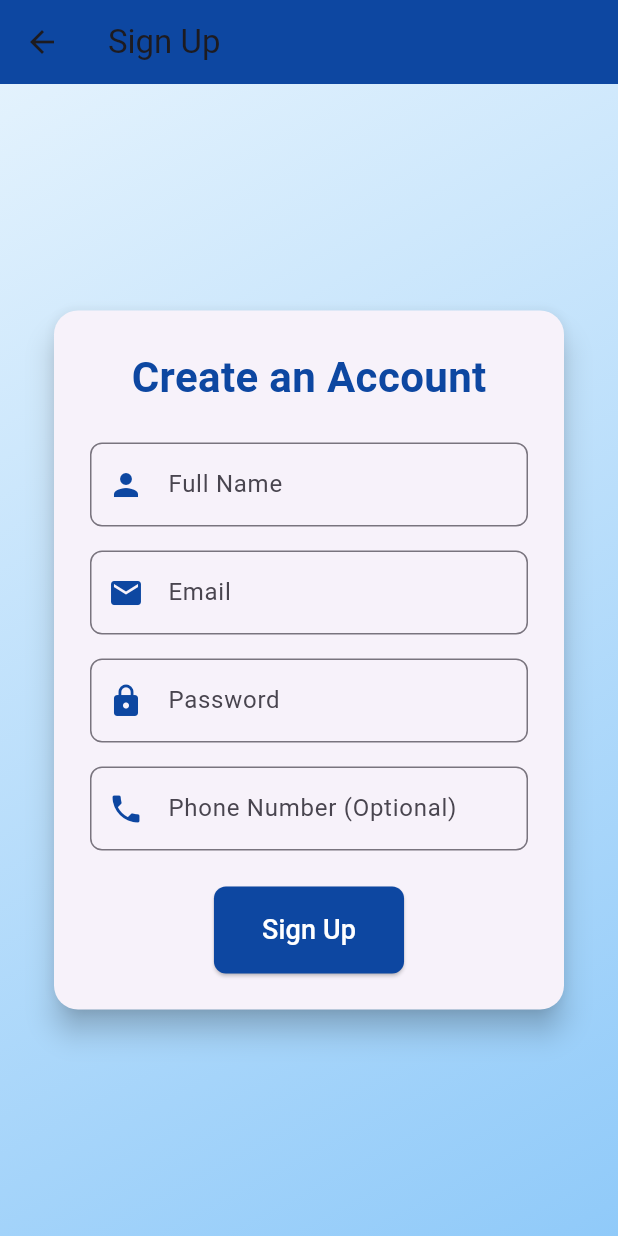
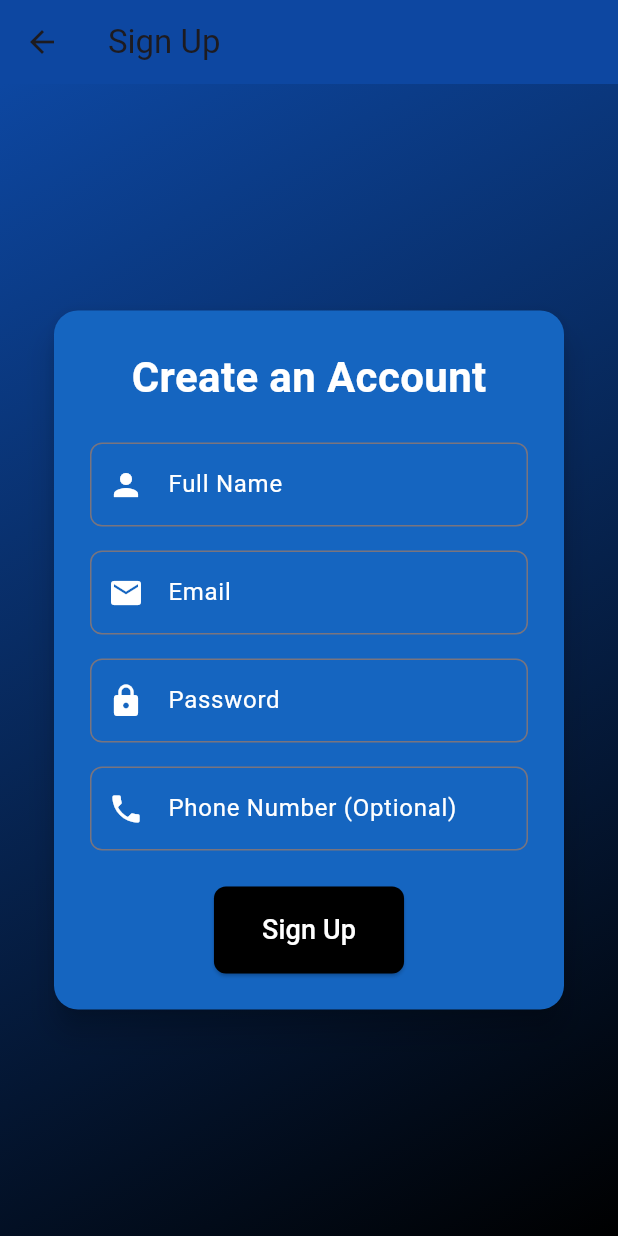
Before and after one commit to nightskycomet/VPool_Senior_Project, a Flutter app: the screen it shows after launch, after a tap on an icon or button, on a phone screen of 412 x 824 dp. Run offline on Flutter 3.47's test engine with Material 3 defaults, Android fonts, the phone set to English and light mode, and no system bars; our stand-ins replace firebase_auth, firebase_core, firebase_database; accounts and stored records are empty.

Commit message:
Fixing the coloring and fixing home page

```diff
--- a/lib/screens/login_page.dart
+++ b/lib/screens/login_page.dart
@@ -26,17 +26,14 @@ class _LoginPageState extends State<LoginPage> {
     }
 
     try {
-      // Sign in with Firebase Authentication
       final UserCredential userCredential =
           await _auth.signInWithEmailAndPassword(
         email: email,
         password: password,
       );
 
-      // If login is successful, navigate to the home page
       if (userCredential.user != null) {
-        Navigator.pushReplacementNamed(
-            context, '/home'); // Use the correct route name
+        Navigator.pushReplacementNamed(context, '/home');
       }
     } on FirebaseAuthException catch (e) {
       String errorMessage = 'Login failed. Please try again.';
@@ -63,7 +60,7 @@ class _LoginPageState extends State<LoginPage> {
           gradient: LinearGradient(
             begin: Alignment.topLeft,
             end: Alignment.bottomRight,
-            colors: [Colors.blue.shade50, Colors.blue.shade200],
+            colors: [Colors.blue.shade900, Colors.black],
           ),
         ),
         child: Center(
@@ -77,7 +74,7 @@ class _LoginPageState extends State<LoginPage> {
                   style: TextStyle(
                     fontSize: 32,
                     fontWeight: FontWeight.bold,
-                    color: Colors.blue.shade900,
+                    color: Colors.white,
                   ),
                 ),
                 SizedBox(height: 24),
@@ -86,6 +83,7 @@ class _LoginPageState extends State<LoginPage> {
                   shape: RoundedRectangleBorder(
                     borderRadius: BorderRadius.circular(16),
                   ),
+                  color: Colors.blue.shade800,
                   child: Padding(
                     padding: const EdgeInsets.all(24.0),
                     child: Column(
@@ -94,31 +92,33 @@ class _LoginPageState extends State<LoginPage> {
                           controller: _emailController,
                           decoration: InputDecoration(
                             labelText: 'Email',
-                            prefixIcon:
-                                Icon(Icons.email, color: Colors.blue.shade900),
+                            labelStyle: TextStyle(color: Colors.white),
+                            prefixIcon: Icon(Icons.email, color: Colors.white),
                             border: OutlineInputBorder(
                               borderRadius: BorderRadius.circular(8),
                             ),
                           ),
+                          style: TextStyle(color: Colors.white),
                         ),
                         SizedBox(height: 16),
                         TextField(
                           controller: _passwordController,
                           decoration: InputDecoration(
                             labelText: 'Password',
-                            prefixIcon:
-                                Icon(Icons.lock, color: Colors.blue.shade900),
+                            labelStyle: TextStyle(color: Colors.white),
+                            prefixIcon: Icon(Icons.lock, color: Colors.white),
                             border: OutlineInputBorder(
                               borderRadius: BorderRadius.circular(8),
                             ),
                           ),
                           obscureText: true,
+                          style: TextStyle(color: Colors.white),
                         ),
                         SizedBox(height: 24),
                         ElevatedButton(
                           onPressed: _loginWithEmailPassword,
                           style: ElevatedButton.styleFrom(
-                            backgroundColor: Colors.blue.shade900,
+                            backgroundColor: Colors.black,
                             padding: EdgeInsets.symmetric(
                                 horizontal: 32, vertical: 16),
                             shape: RoundedRectangleBorder(
@@ -141,7 +141,7 @@ class _LoginPageState extends State<LoginPage> {
                           },
                           child: Text(
                             'Don\'t have an account? Sign Up',
-                            style: TextStyle(color: Colors.blue.shade900),
+                            style: TextStyle(color: Colors.white),
                           ),
                         ),
                       ],
--- a/lib/screens/registration_page.dart
+++ b/lib/screens/registration_page.dart
@@ -1,7 +1,6 @@
 import 'package:firebase_auth/firebase_auth.dart';
 import 'package:firebase_database/firebase_database.dart';
 import 'package:flutter/material.dart';
-import 'package:uuid/uuid.dart';
 
 class RegistrationPage extends StatefulWidget {
   const RegistrationPage({super.key});
@@ -31,17 +30,14 @@ class _RegistrationPageState extends State<RegistrationPage> {
     }
 
     try {
-      // Register user in Firebase Authentication
       final UserCredential userCredential =
           await _auth.createUserWithEmailAndPassword(
         email: email,
         password: password,
       );
 
-      // Get the user ID from Firebase Authentication
       final String userId = userCredential.user!.uid;
 
-      // Store additional user data in Realtime Database
       DatabaseReference ref = FirebaseDatabase.instance.ref("Users/$userId");
       await ref.set({
         "email": email,
@@ -51,9 +47,7 @@ class _RegistrationPageState extends State<RegistrationPage> {
         "createdAt": DateTime.now().toIso8601String(),
       });
 
-      // Navigate to the home page after successful registration
-      Navigator.pushReplacementNamed(
-          context, '/home'); // Use the correct route name
+      Navigator.pushReplacementNamed(context, '/home');
     } on FirebaseAuthException catch (e) {
       String errorMessage = 'Registration failed. Please try again.';
       if (e.code == 'weak-password') {
@@ -83,7 +77,7 @@ class _RegistrationPageState extends State<RegistrationPage> {
           gradient: LinearGradient(
             begin: Alignment.topLeft,
             end: Alignment.bottomRight,
-            colors: [Colors.blue.shade50, Colors.blue.shade200],
+            colors: [Colors.blue.shade900, Colors.black],
           ),
         ),
         child: Center(
@@ -94,6 +88,7 @@ class _RegistrationPageState extends State<RegistrationPage> {
               shape: RoundedRectangleBorder(
                 borderRadius: BorderRadius.circular(16),
               ),
+              color: Colors.blue.shade800,
               child: Padding(
                 padding: const EdgeInsets.all(24.0),
                 child: Column(
@@ -104,7 +99,7 @@ class _RegistrationPageState extends State<RegistrationPage> {
                       style: TextStyle(
                         fontSize: 28,
                         fontWeight: FontWeight.bold,
-                        color: Colors.blue.shade900,
+                        color: Colors.white,
                       ),
                     ),
                     SizedBox(height: 24),
@@ -112,55 +107,59 @@ class _RegistrationPageState extends State<RegistrationPage> {
                       controller: _nameController,
                       decoration: InputDecoration(
                         labelText: 'Full Name',
-                        prefixIcon:
-                            Icon(Icons.person, color: Colors.blue.shade900),
+                        labelStyle: TextStyle(color: Colors.white),
+                        prefixIcon: Icon(Icons.person, color: Colors.white),
                         border: OutlineInputBorder(
                           borderRadius: BorderRadius.circular(8),
                         ),
                       ),
+                      style: TextStyle(color: Colors.white),
                     ),
                     SizedBox(height: 16),
                     TextField(
                       controller: _emailController,
                       decoration: InputDecoration(
                         labelText: 'Email',
-                        prefixIcon:
-                            Icon(Icons.email, color: Colors.blue.shade900),
+                        labelStyle: TextStyle(color: Colors.white),
+                        prefixIcon: Icon(Icons.email, color: Colors.white),
                         border: OutlineInputBorder(
                           borderRadius: BorderRadius.circular(8),
                         ),
                       ),
+                      style: TextStyle(color: Colors.white),
                     ),
                     SizedBox(height: 16),
                     TextField(
                       controller: _passwordController,
                       decoration: InputDecoration(
                         labelText: 'Password',
-                        prefixIcon:
-                            Icon(Icons.lock, color: Colors.blue.shade900),
+                        labelStyle: TextStyle(color: Colors.white),
+                        prefixIcon: Icon(Icons.lock, color: Colors.white),
                         border: OutlineInputBorder(
                           borderRadius: BorderRadius.circular(8),
                         ),
                       ),
                       obscureText: true,
+                      style: TextStyle(color: Colors.white),
                     ),
                     SizedBox(height: 16),
                     TextField(
                       controller: _phoneNumberController,
                       decoration: InputDecoration(
                         labelText: 'Phone Number (Optional)',
-                        prefixIcon:
-                            Icon(Icons.phone, color: Colors.blue.shade900),
+                        labelStyle: TextStyle(color: Colors.white),
+                        prefixIcon: Icon(Icons.phone, color: Colors.white),
                         border: OutlineInputBorder(
                           borderRadius: BorderRadius.circular(8),
                         ),
                       ),
+                      style: TextStyle(color: Colors.white),
                     ),
                     SizedBox(height: 24),
                     ElevatedButton(
                       onPressed: _registerUser,
                       style: ElevatedButton.styleFrom(
-                        backgroundColor: Colors.blue.shade900,
+                        backgroundColor: Colors.black,
                         padding:
                             EdgeInsets.symmetric(horizontal: 32, vertical: 16),
                         shape: RoundedRectangleBorder(
```
Also changed, not shown: lib/screens/home_page.dart (+94 -3 lines).
